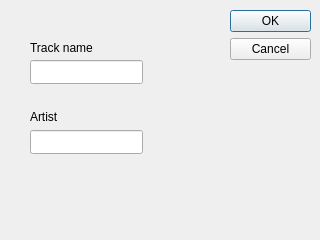
Qt form Editor/GridEditor/TrackProperties.ui (jcelerier/pfa_guitar_tutor) before a commit.
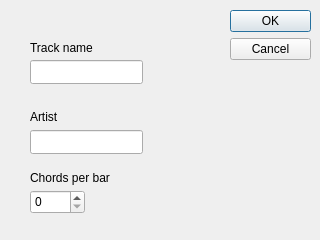
The same form after that commit.

Diff of the .ui file:
```diff
--- a/Editor/GridEditor/TrackProperties.ui
+++ b/Editor/GridEditor/TrackProperties.ui
@@ -75,6 +75,29 @@
     <string>Artist</string>
    </property>
   </widget>
+  <widget class="QSpinBox" name="t_barsize">
+   <property name="geometry">
+    <rect>
+     <x>30</x>
+     <y>190</y>
+     <width>55</width>
+     <height>24</height>
+    </rect>
+   </property>
+  </widget>
+  <widget class="QLabel" name="label_3">
+   <property name="geometry">
+    <rect>
+     <x>30</x>
+     <y>170</y>
+     <width>111</width>
+     <height>16</height>
+    </rect>
+   </property>
+   <property name="text">
+    <string>Chords per bar</string>
+   </property>
+  </widget>
  </widget>
  <resources/>
  <connections>
```
